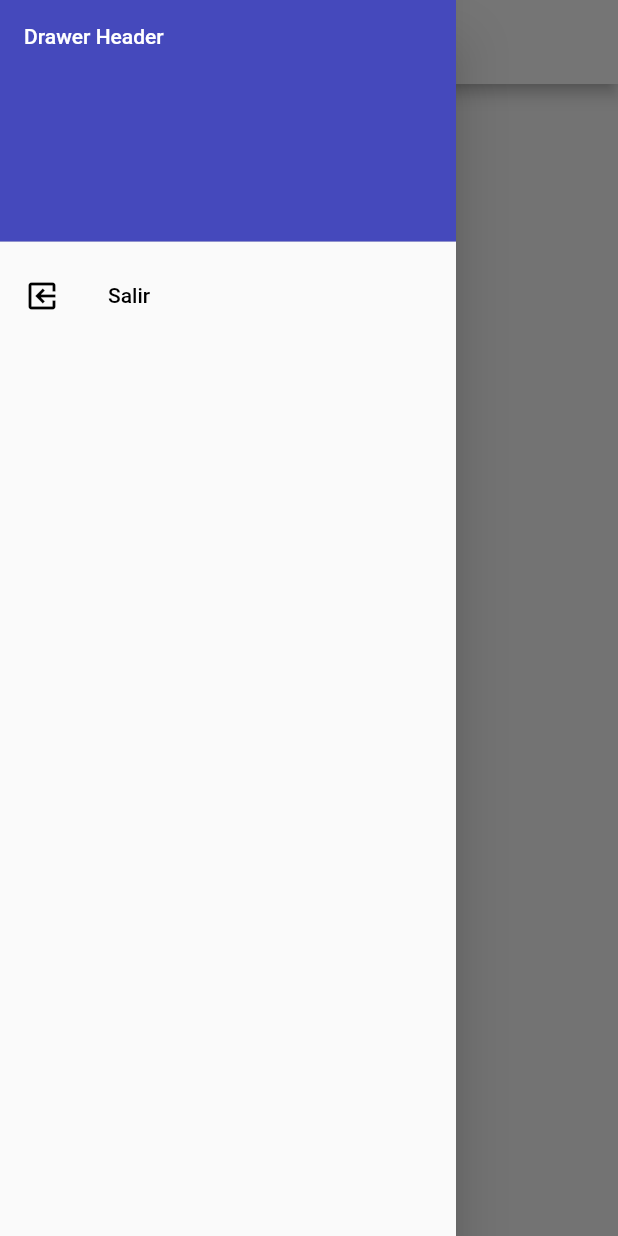
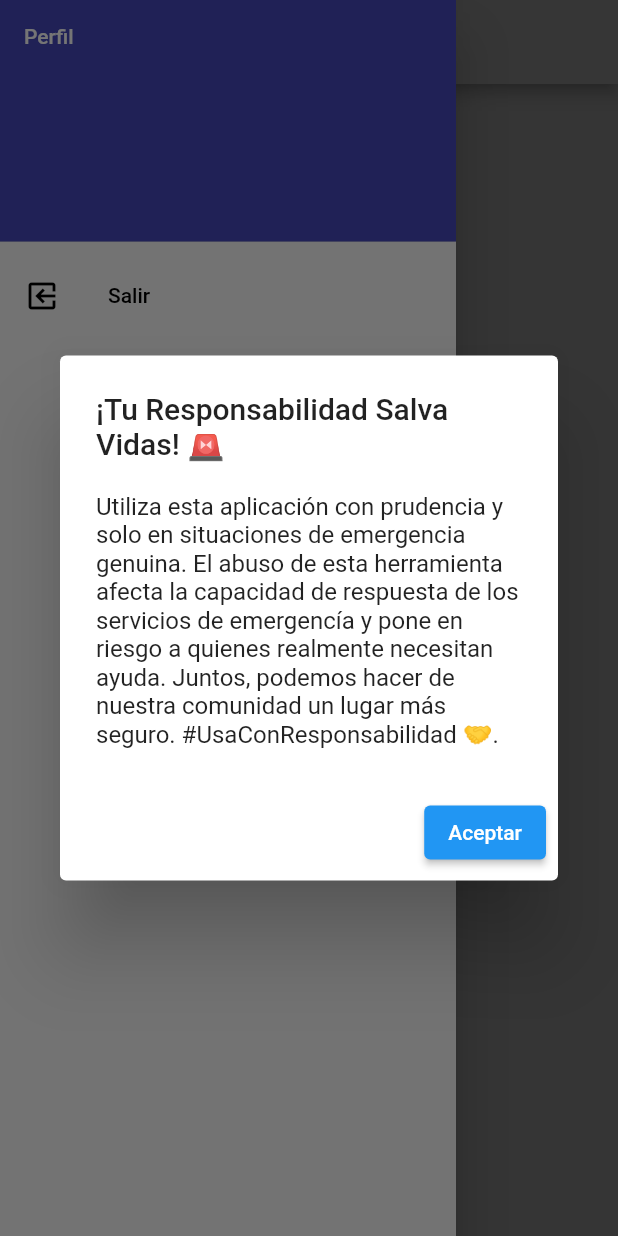
Before and after one commit to journey1010/MobileAppEmergencia, a Flutter app: the HomeScreen screen opened directly with empty values, with the side drawer open, on a phone screen of 412 x 824 dp. Run offline on Flutter 3.47's test engine with Material 2 defaults, Android fonts, the light colour scheme and no system bars; our stand-ins replace bloc, cached_network_image, flutter_bloc, flutter_secure_storage, image_picker, progress_dialog and 1 more; accounts and stored records are empty.

Commit message:
mensaje de advertensia para el buen uso del app

```diff
--- a/lib/model/user.dart
+++ b/lib/model/user.dart
@@ -18,7 +18,7 @@ class User {
     this.profilePictureURL = '',
     this.cellphone = '',
     this.dni = '',
-  }) : appIdentifier = 'Flutter Login Screen';
+  }) : appIdentifier = 'appEmergencia login';
 
   String fullName() => '$firstName $lastName';
 
@@ -28,7 +28,6 @@ class User {
       firstName: parsedJson['firstName'] ?? '',
       lastName: parsedJson['lastName'] ?? '',
       userID: parsedJson['id'] ?? parsedJson['userID'] ?? '',
-      profilePictureURL: parsedJson['profilePictureURL'] ?? '',
       cellphone: parsedJson['cellphone'] ?? '',
       dni: parsedJson['dni'] ?? '',
     );
@@ -40,7 +39,6 @@ class User {
       'firstName': firstName,
       'lastName': lastName,
       'id': userID,
-      'profilePictureURL': profilePictureURL,
       'appIdentifier': appIdentifier,
       'cellphone': cellphone,
       'dni': dni,
--- a/lib/ui/auth/authentication_bloc.dart
+++ b/lib/ui/auth/authentication_bloc.dart
@@ -87,8 +87,8 @@ class AuthenticationBloc
     on<LogoutEvent>((event, emit) async {
       await removeCredentials();
       await storage.delete(key: FINISHED_ON_BOARDING);
-      user = null;
-      emit(const AuthenticationState.unauthenticated());
+      //user = null;
+      //emit(const AuthenticationState.unauthenticated());
     });
   }
 
--- a/lib/ui/home/home_screen.dart
+++ b/lib/ui/home/home_screen.dart
@@ -1,5 +1,4 @@
 import 'dart:math';
-
 import 'package:flutter/cupertino.dart';
 import 'package:flutter/material.dart';
 import 'package:flutter_bloc/flutter_bloc.dart';
@@ -30,6 +29,33 @@ class _HomeState extends State<HomeScreen> {
 
   @override
   Widget build(BuildContext context) {
+    WidgetsBinding.instance!.addPostFrameCallback((_) {
+      showDialog(
+        context: context,
+        builder: (BuildContext context) {
+          return AlertDialog(
+            title: const Text('¡Tu Responsabilidad Salva Vidas! 🚨'),
+            content: const Column(
+              mainAxisSize: MainAxisSize.min,
+              children: <Widget>[
+                Text(
+                  'Utiliza esta aplicación con prudencia y solo en situaciones de emergencia genuina. El abuso de esta herramienta afecta la capacidad de respuesta de los servicios de emergencía y pone en riesgo a quienes realmente necesitan ayuda. Juntos, podemos hacer de nuestra comunidad un lugar más seguro. #UsaConResponsabilidad 🤝.',
+                ),
+              ],
+            ),
+            actions: <Widget>[
+              ElevatedButton(
+                onPressed: () {
+                  Navigator.of(context).pop();
+                },
+                child: Text('Aceptar'),
+              ),
+            ],
+          );
+        },
+      );
+    });
+
     return BlocListener<AuthenticationBloc, AuthenticationState>(
       listener: (context, state) {
         if (state.authState == AuthState.unauthenticated) {
@@ -43,7 +69,7 @@ class _HomeState extends State<HomeScreen> {
             children: [
               const DrawerHeader(
                 child: Text(
-                  'Drawer Header',
+                  'Perfil',
                   style: TextStyle(color: Colors.white),
                 ),
                 decoration: BoxDecoration(
```
Also changed, not shown: lib/ui/auth/onBoarding/on_boarding_screen.dart (+4 -3 lines).
